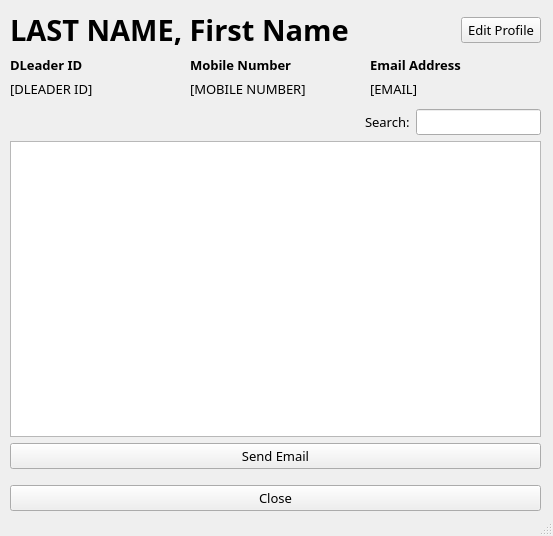
Old version of the form ui/managerDLeaderProfile.ui in the repository nikeyys/comsci-ia.
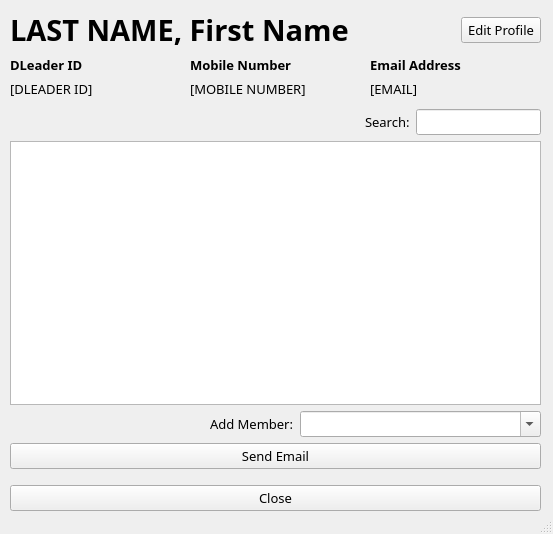
New version of the form.

Diff of the .ui file:
```diff
--- a/ui/managerDLeaderProfile.ui
+++ b/ui/managerDLeaderProfile.ui
@@ -7,7 +7,7 @@
     <x>0</x>
     <y>0</y>
     <width>553</width>
-    <height>536</height>
+    <height>534</height>
    </rect>
   </property>
   <property name="font">
@@ -260,6 +260,46 @@
      <item>
       <widget class="QTableView" name="tbl_dMembers"/>
      </item>
+     <item>
+      <layout class="QHBoxLayout" name="horizontalLayout">
+       <item>
+        <spacer name="horizontalSpacer_5">
+         <property name="orientation">
+          <enum>Qt::Horizontal</enum>
+         </property>
+         <property name="sizeType">
+          <enum>QSizePolicy::Maximum</enum>
+         </property>
+         <property name="sizeHint" stdset="0">
+          <size>
+           <width>200</width>
+           <height>20</height>
+          </size>
+         </property>
+        </spacer>
+       </item>
+       <item>
+        <widget class="QLabel" name="label_addMember">
+         <property name="sizePolicy">
+          <sizepolicy hsizetype="Maximum" vsizetype="Preferred">
+           <horstretch>0</horstretch>
+           <verstretch>0</verstretch>
+          </sizepolicy>
+         </property>
+         <property name="text">
+          <string>Add Member:</string>
+         </property>
+        </widget>
+       </item>
+       <item>
+        <widget class="QComboBox" name="combo_addMember">
+         <property name="editable">
+          <bool>true</bool>
+         </property>
+        </widget>
+       </item>
+      </layout>
+     </item>
      <item>
       <widget class="QPushButton" name="btn_sendEmail">
        <property name="text">
```
